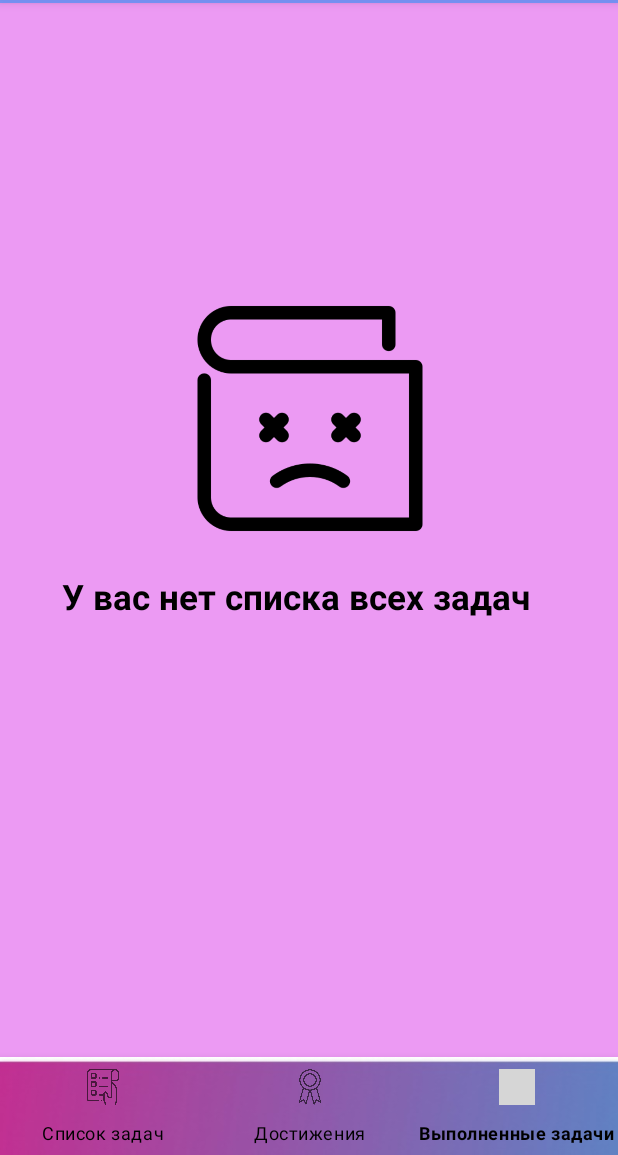
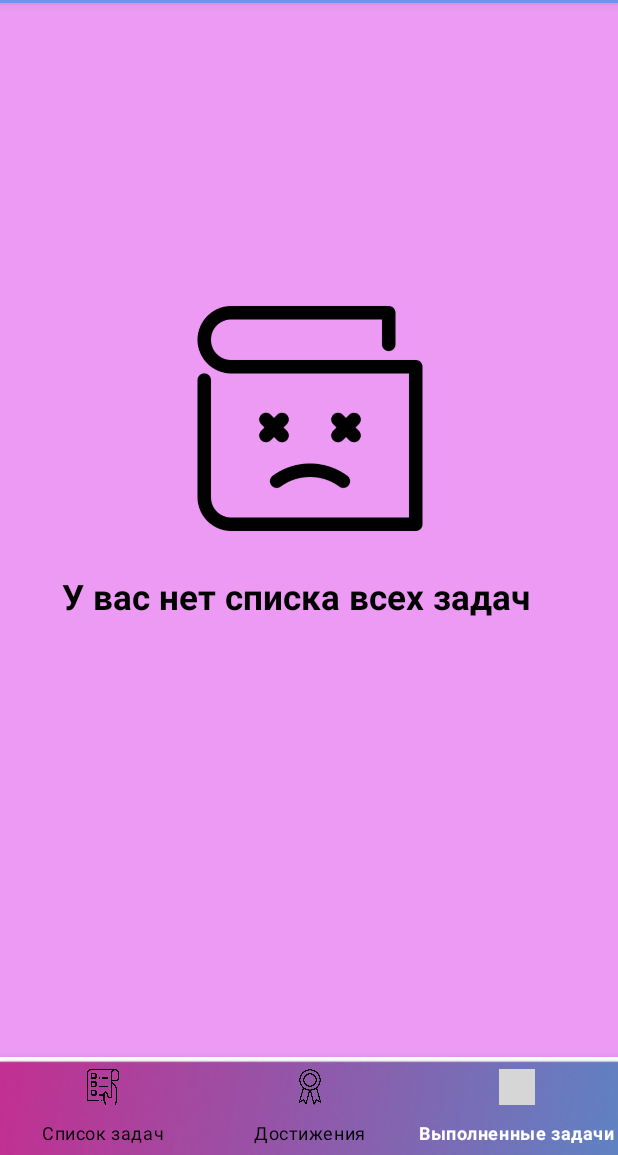
Before and after one commit to GrKnght/SummerPractice-Team7, an Android app: the screen it shows after launch (MainActivity), item 3 of the bottom bar chosen, on a phone screen of 412 x 824 dp, the part 81-1236 px from its top. Run offline under Robolectric (Android 15) with nearby library versions, the phone set to English and light mode, and no system bars; our stand-ins replace navigation-ui; grey boxes are pictures that could not be loaded.

Commit message:
Made adapter and model of task

```diff
--- a/app/src/main/java/summerpractice/team7/mymemory/AllTaskFragment.kt
+++ b/app/src/main/java/summerpractice/team7/mymemory/AllTaskFragment.kt
@@ -5,51 +5,12 @@
 import android.view.LayoutInflater
 import android.view.View
 import android.view.ViewGroup
-// TODO: Rename parameter arguments, choose names that match
-// the fragment initialization parameters, e.g. ARG_ITEM_NUMBER
-private const val ARG_PARAM1 = "param1"
-private const val ARG_PARAM2 = "param2"
 
-/**
- * A simple [Fragment] subclass.
- * Use the [AllTaskFragment.newInstance] factory method to
- * create an instance of this fragment.
- */
 class AllTaskFragment : Fragment() {
-    // TODO: Rename and change types of parameters
-    private var param1: String? = null
-    private var param2: String? = null
-
-    override fun onCreate(savedInstanceState: Bundle?) {
-        super.onCreate(savedInstanceState)
-        arguments?.let {
-            param1 = it.getString(ARG_PARAM1)
-            param2 = it.getString(ARG_PARAM2)
-        }
-    }
 
     override fun onCreateView(inflater: LayoutInflater, container: ViewGroup?,
                               savedInstanceState: Bundle?): View? {
         // Inflate the layout for this fragment
         return inflater.inflate(R.layout.fragment_all_task, container, false)
     }
-
-    companion object {
-        /**
-         * Use this factory method to create a new instance of
-         * this fragment using the provided parameters.
-         *
-         * @param param1 Parameter 1.
-         * @param param2 Parameter 2.
-         * @return A new instance of fragment AllTaskFragment.
-         */
-        // TODO: Rename and change types and number of parameters
-        @JvmStatic fun newInstance(param1: String, param2: String) =
-                AllTaskFragment().apply {
-                    arguments = Bundle().apply {
-                        putString(ARG_PARAM1, param1)
-                        putString(ARG_PARAM2, param2)
-                    }
-                }
-    }
 }
--- a/app/src/main/java/summerpractice/team7/mymemory/DaylyTaskFragment.kt
+++ b/app/src/main/java/summerpractice/team7/mymemory/DaylyTaskFragment.kt
@@ -1,63 +1,76 @@
 package summerpractice.team7.mymemory
 
+import android.content.Context
+import android.graphics.drawable.GradientDrawable
 import android.os.Bundle
 import androidx.fragment.app.Fragment
 import android.view.LayoutInflater
 import android.view.View
+import android.view.View.*
 import android.view.ViewGroup
+import androidx.constraintlayout.widget.ConstraintLayout
+import androidx.core.view.get
+import androidx.recyclerview.widget.GridLayoutManager
+import androidx.recyclerview.widget.LinearLayoutManager
+import androidx.recyclerview.widget.RecyclerView
+import summerpractice.team7.mymemory.databinding.ActivityMainBinding
+import summerpractice.team7.mymemory.databinding.FragmentDaylyTaskBinding
+import summerpractice.team7.mymemory.databinding.TaskViewBinding
 
-// TODO: Rename parameter arguments, choose names that match
-// the fragment initialization parameters, e.g. ARG_ITEM_NUMBER
-private const val ARG_PARAM1 = "param1"
-private const val ARG_PARAM2 = "param2"
+class DaylyTaskFragment : Fragment() {
 
-/**
- * A simple [Fragment] subclass.
- * Use the [DaylyTaskFragment.newInstance] factory method to
- * create an instance of this fragment.
- */
-class DaylyTaskFragment : Fragment() {
-    // TODO: Rename and change types of parameters
-    private var param1: String? = null
-    private var param2: String? = null
-
-    override fun onCreate(savedInstanceState: Bundle?) {
-        super.onCreate(savedInstanceState)
-        arguments?.let {
-            param1 = it.getString(ARG_PARAM1)
-            param2 = it.getString(ARG_PARAM2)
-        }
-    }
+    private var binding: FragmentDaylyTaskBinding? = null
+    private val adapter = TaskAdapter()
 
     override fun onCreateView(
         inflater: LayoutInflater, container: ViewGroup?,
         savedInstanceState: Bundle?
     ): View? {
         // Inflate the layout for this fragment
-        return inflater.inflate(R.layout.fragment_dayly_task, container, false)
+        binding = FragmentDaylyTaskBinding.inflate(inflater, container, false)
+        return binding?.root
     }
 
     override fun onViewCreated(view: View, savedInstanceState: Bundle?) {
         super.onViewCreated(view, savedInstanceState)
+        init()
     }
 
-    companion object {
-        /**
-         * Use this factory method to create a new instance of
-         * this fragment using the provided parameters.
-         *
-         * @param param1 Parameter 1.
-         * @param param2 Parameter 2.
-         * @return A new instance of fragment DaylyTaskFragment.
-         */
-        // TODO: Rename and change types and number of parameters
-        @JvmStatic
-        fun newInstance(param1: String, param2: String) =
-            DaylyTaskFragment().apply {
-                arguments = Bundle().apply {
-                    putString(ARG_PARAM1, param1)
-                    putString(ARG_PARAM2, param2)
-                }
-            }
+    fun init() {
+        binding?.rectangles?.layoutManager = LinearLayoutManager(requireContext()).apply {
+            orientation = RecyclerView.VERTICAL
+        }
+        binding?.rectangles?.adapter = adapter
+        val addingTask = binding?.addingTask
+        addingTask?.setOnClickListener {
+            adapter.addTask(
+                Task(
+                    1, "Пока ничего", "Пока тоже ничего",
+                    10101010, 202020022, 12
+                )
+            )
+        }
+    }
+
+    private fun setupNoTasksNotifications() {
+        if (arrayListOf(binding?.rectangles).size == 0) {
+            binding?.imageView?.visibility = INVISIBLE
+            binding?.textView?.visibility = INVISIBLE
+        } else {
+            binding?.imageView?.visibility = VISIBLE
+            binding?.textView?.visibility = VISIBLE
+        }
     }
 }
+
+//            binding?.imageView?.visibility = when (binding?.imageView?.visibility) {
+//                View.VISIBLE -> View.INVISIBLE
+//                View.INVISIBLE -> View.VISIBLE
+//                else -> View.VISIBLE
+//            }
+//
+//            binding?.textView?.visibility = when (binding?.textView?.visibility) {
+//                View.VISIBLE -> View.INVISIBLE
+//                View.INVISIBLE -> View.VISIBLE
+//                else -> View.VISIBLE
+//            }
--- /dev/null
+++ b/app/src/main/java/summerpractice/team7/mymemory/Task.kt
@@ -0,0 +1,5 @@
+package summerpractice.team7.mymemory
+
+data class Task(var id: Int, var name: String, var description: String,
+                var start_date: Long? = null, var end_date: Long? = null,
+                var status: Int)
--- /dev/null
+++ b/app/src/main/res/drawable/ic_baseline_timer_24.xml
@@ -0,0 +1,5 @@
+<vector android:height="24dp" android:tint="#E34DCA"
+    android:viewportHeight="24" android:viewportWidth="24"
+    android:width="24dp" xmlns:android="http://schemas.android.com/apk/res/android">
+    <path android:fillColor="@android:color/white" android:pathData="M15,1L9,1v2h6L15,1zM11,14h2L13,8h-2v6zM19.03,7.39l1.42,-1.42c-0.43,-0.51 -0.9,-0.99 -1.41,-1.41l-1.42,1.42C16.07,4.74 14.12,4 12,4c-4.97,0 -9,4.03 -9,9s4.02,9 9,9 9,-4.03 9,-9c0,-2.12 -0.74,-4.07 -1.97,-5.61zM12,20c-3.87,0 -7,-3.13 -7,-7s3.13,-7 7,-7 7,3.13 7,7 -3.13,7 -7,7z"/>
+</vector>
--- /dev/null
+++ b/app/src/main/res/drawable/ic_baseline_timer_off_24.xml
@@ -0,0 +1,5 @@
+<vector android:height="24dp" android:tint="#E34DCA"
+    android:viewportHeight="24" android:viewportWidth="24"
+    android:width="24dp" xmlns:android="http://schemas.android.com/apk/res/android">
+    <path android:fillColor="@android:color/white" android:pathData="M19.04,4.55l-1.42,1.42C16.07,4.74 14.12,4 12,4c-1.83,0 -3.53,0.55 -4.95,1.48l1.46,1.46C9.53,6.35 10.73,6 12,6c3.87,0 7,3.13 7,7 0,1.27 -0.35,2.47 -0.94,3.49l1.45,1.45C20.45,16.53 21,14.83 21,13c0,-2.12 -0.74,-4.07 -1.97,-5.61l1.42,-1.42 -1.41,-1.42zM15,1L9,1v2h6L15,1zM11,9.44l2,2L13,8h-2v1.44zM3.02,4L1.75,5.27 4.5,8.03C3.55,9.45 3,11.16 3,13c0,4.97 4.02,9 9,9 1.84,0 3.55,-0.55 4.98,-1.5l2.5,2.5 1.27,-1.27 -7.71,-7.71L3.02,4zM12,20c-3.87,0 -7,-3.13 -7,-7 0,-1.28 0.35,-2.48 0.95,-3.52l9.56,9.56c-1.03,0.61 -2.23,0.96 -3.51,0.96z"/>
+</vector>
--- /dev/null
+++ b/app/src/main/res/drawable/selector.xml
@@ -0,0 +1,5 @@
+<?xml version="1.0" encoding="utf-8"?>
+<selector xmlns:android="http://schemas.android.com/apk/res/android">
+    <item android:state_checked="true" android:color="@color/white" />
+    <item android:color="@color/black"  />
+</selector>
--- a/app/src/main/res/layout/activity_main.xml
+++ b/app/src/main/res/layout/activity_main.xml
@@ -16,8 +16,10 @@
         app:layout_constraintBottom_toBottomOf="parent"
         app:layout_constraintEnd_toEndOf="parent"
         app:layout_constraintStart_toStartOf="parent"
-        app:itemTextColor="@color/black"
-        app:menu="@menu/bottom_menu"/>
+        app:itemTextColor="@drawable/selector"
+        app:itemIconTint="@drawable/selector"
+        app:menu="@menu/bottom_menu"
+        />
 
     <fragment
         android:id="@+id/fragment"
--- a/app/src/main/res/navigation/nav_menu.xml
+++ b/app/src/main/res/navigation/nav_menu.xml
@@ -3,6 +3,7 @@
     xmlns:app="http://schemas.android.com/apk/res-auto"
     xmlns:tools="http://schemas.android.com/tools"
     android:id="@+id/nav_menu"
+
     app:startDestination="@id/daylyTaskFragment">
 
     <fragment
--- a/app/src/main/res/values/themes.xml
+++ b/app/src/main/res/values/themes.xml
@@ -3,7 +3,7 @@
     <style name="Theme.MyMEMory" parent="Theme.MaterialComponents.DayNight.DarkActionBar">
         <!-- Primary brand color. -->
         <item name="colorPrimary">#BC4C71F4</item>
-        <item name="colorPrimaryVariant">#EC9AF3</item>
+        <item name="colorPrimaryVariant">#C64365DC</item>
         <item name="colorOnPrimary">@color/white</item>
         <!-- Secondary brand color. -->
         <item name="colorSecondary">@color/teal_200</item>
@@ -13,4 +13,10 @@
         <item name="android:statusBarColor" tools:targetApi="l">?attr/colorPrimaryVariant</item>
         <!-- Customize your theme here. -->
     </style>
+
+    <style name="sample_text_style">
+        <item name="android:textSize">22sp</item>
+        <item name="android:textColor">@color/teal_700</item>
+        <item name="android:textStyle">bold</item>
+    </style>
 </resources>
```
Also changed, not shown: app/src/main/java/summerpractice/team7/mymemory/AchievementFragment.kt (+0 -39 lines), app/src/main/java/summerpractice/team7/mymemory/MainActivity.kt (+5 -4 lines), app/src/main/java/summerpractice/team7/mymemory/TaskAdapter.kt (added, +48 -0 lines), app/src/main/res/layout/fragment_dayly_task.xml (+21 -7 lines), app/src/main/res/layout/task_view.xml (added, +108 -0 lines), app/src/main/res/drawable/white_view.png (added).
